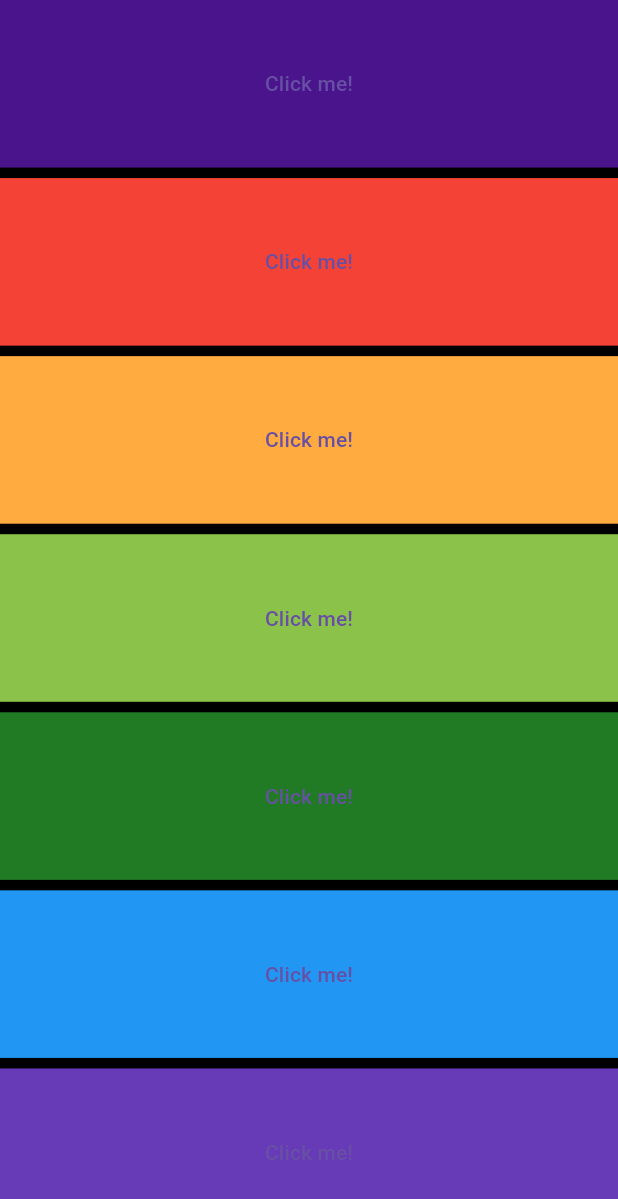
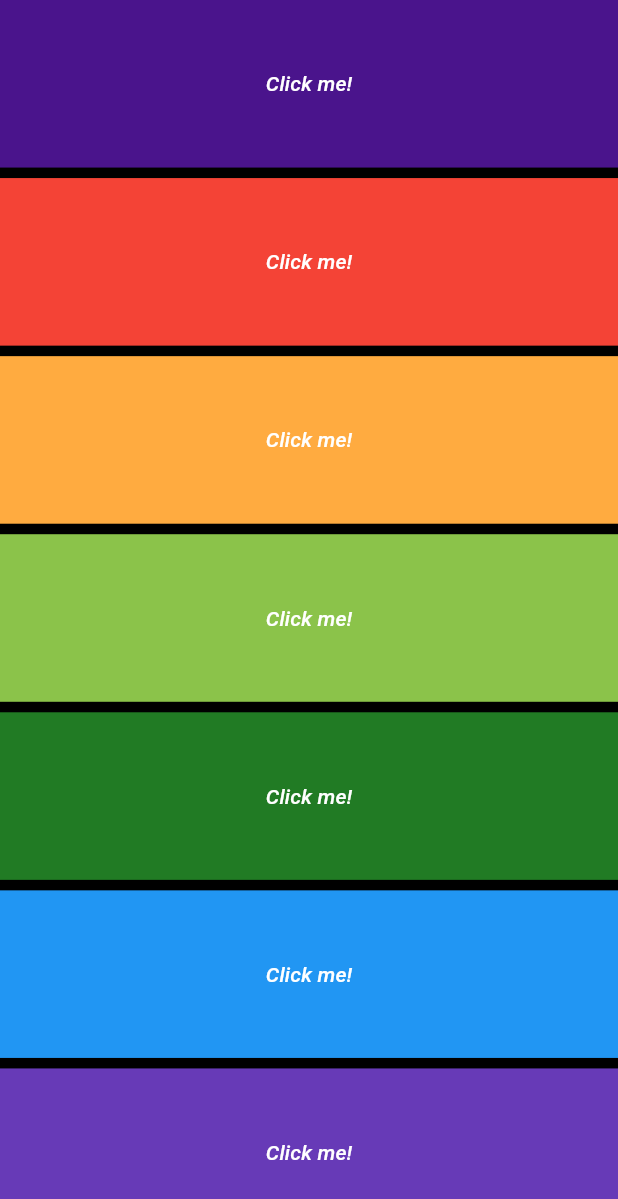
Before and after one commit to scorpiobish/xylophone_flutter, a Flutter app: the screen it shows after launch, on a phone screen of 412 x 824 dp. Shown: the top 1199 px of the screen. Run offline on Flutter 3.47's test engine with Material 3 defaults, Android fonts, the phone set to English and light mode, and no system bars; our stand-ins replace audioplayers.

Commit message:
Abstract repeated code into functions

```diff
--- a/lib/main.dart
+++ b/lib/main.dart
@@ -1,15 +1,54 @@
 import 'package:flutter/material.dart';
 import 'package:audioplayers/audioplayers.dart';
 
-//
 void main() => runApp(XylophoneApp());
 
+// ignore: must_be_immutable
 class XylophoneApp extends StatelessWidget {
+  // var italics;
+
   void playSound(int soundNumber) {
     var player = AudioPlayer();
     player.play(
       AssetSource('note$soundNumber.wav'),
     );
+  }
+
+  Text getText() {
+    var textColor = Colors.white;
+
+    return Text(
+      'Click me!',
+      style: TextStyle(fontStyle: FontStyle.italic, color: textColor),
+    );
+  }
+
+  Color getTileColor(int soundNumber) {
+    if (soundNumber == 1) {
+      return Colors.purple.shade900;
+    }
+    if (soundNumber == 2) {
+      return Colors.red;
+    }
+    if (soundNumber == 3) {
+      return Colors.orangeAccent;
+    }
+    if (soundNumber == 4) {
+      return Colors.lightGreen;
+    }
+    if (soundNumber == 5) {
+      return Color.fromARGB(255, 33, 123, 36);
+    }
+    if (soundNumber == 6 ) {
+      return Colors.blue;
+    }
+    if (soundNumber == 7) {
+      return Colors.deepPurple;
+    }
+
+
+      return Colors.red;
+
   }
 
   @override
@@ -25,12 +64,27 @@ class XylophoneApp extends StatelessWidget {
             Expanded(
               child: Container(
                   padding: EdgeInsets.fromLTRB(26.0, 6.0, 26.0, 6.0),
-                color: Colors.purple.shade900,
+                  color: getTileColor(1),
                   child: TextButton(
                     onPressed: () async {
                       playSound(1);
                     },
-                  child: Text('Click me!'),
+                    child: getText(),
+                  )),
+            ),
+            const SizedBox(
+              height: 7.0,
+              width: 50.0,
+            ),
+            Expanded(
+              child: Container(
+                padding: EdgeInsets.fromLTRB(26.0, 6.0, 26.0, 6.0),
+                color: getTileColor(2),
+                child: TextButton(
+                  onPressed: () async {
+                    playSound(2);
+                  },
+                  child: getText(),
                 ),
               ),
             ),
@@ -38,86 +92,87 @@ class XylophoneApp extends StatelessWidget {
               height: 7.0,
               width: 50.0,
             ),
-            Expanded(child:Container(
+            Expanded(
+              child: Container(
                 padding: EdgeInsets.fromLTRB(26.0, 6.0, 26.0, 6.0),
-              color: Colors.red,
+                // color: Colors.orangeAccent,
+                color: getTileColor(3),
                 child: TextButton(
                   onPressed: () async {
-                  playSound(2);
+                    playSound(3);
                   },
-                child: Text('Click me!'),
+                  child: getText(),
                 ),
-            ),),
+              ),
+            ),
             const SizedBox(
               height: 7.0,
               width: 50.0,
             ),
-            Expanded(child:Container(
+            Expanded(
+              child: Container(
                 padding: EdgeInsets.fromLTRB(26.0, 6.0, 26.0, 6.0),
-              color: Colors.orangeAccent,
+                // color: Colors.lightGreen,
+                color: getTileColor(4),
                 child: TextButton(
                   onPressed: () async {
-                  playSound(3);
+                    playSound(4);
                   },
-                child: Text('Click me!'),
+                  child: getText(),
                 ),
-            ),),
+              ),
+            ),
             const SizedBox(
               height: 7.0,
               width: 50.0,
             ),
-            Expanded(child:Container(
+            Expanded(
+              child: Container(
                 padding: EdgeInsets.fromLTRB(26.0, 6.0, 26.0, 6.0),
-              color: Colors.lightGreen,
+                // color: Color.fromARGB(255, 33, 123, 36),
+                color: getTileColor(5),
                 child: TextButton(
                   onPressed: () async {
-                  playSound(4);
+                    playSound(5);
                   },
-                child: Text('Click me!'),
+                  child: getText(),
                 ),
-            ),),
+              ),
+            ),
             const SizedBox(
               height: 7.0,
               width: 50.0,
             ),
-            Expanded(child:Container(
+            Expanded(
+              child: Container(
                 padding: EdgeInsets.fromLTRB(26.0, 6.0, 26.0, 6.0),
-              color: Color.fromARGB(255, 33, 123, 36),
+                // color: Colors.blue,
+                color: getTileColor(6),
                 child: TextButton(
                   onPressed: () async {
-                  playSound(5);
+                    playSound(6);
                   },
-                child: Text('Click me!'),
+                  child: getText(),
                 ),
-            ),),
+              ),
+            ),
             const SizedBox(
               height: 7.0,
               width: 50.0,
             ),
-            Expanded(child:Container(
+            Expanded(
+              child: Container(
                 padding: EdgeInsets.fromLTRB(26.0, 6.0, 26.0, 6.0),
-              color: Colors.blue,
-              child: TextButton(
-                onPressed: () async {
-                  playSound(6);
-                },
-                child: Text('Click me!'),
-              ),
-            ),),
-           const SizedBox(
-              height: 7.0,
-              width: 50.0,
-            ),
-            Expanded(child:Container(
-              padding: EdgeInsets.fromLTRB(26.0, 6.0, 26.0, 6.0),
-              color: Colors.deepPurple,
+                // color: Colors.deepPurple,
+                color: getTileColor(7),
                 child: TextButton(
                   onPressed: () async {
                     playSound(7);
                   },
-                child: Text('Click me!'),
+                  child: getText(),
                 ),
-            ),)
+              ),
+            )
           ],
         ),
       ),
```
Lines whose indentation alone changed are shown as unchanged.
